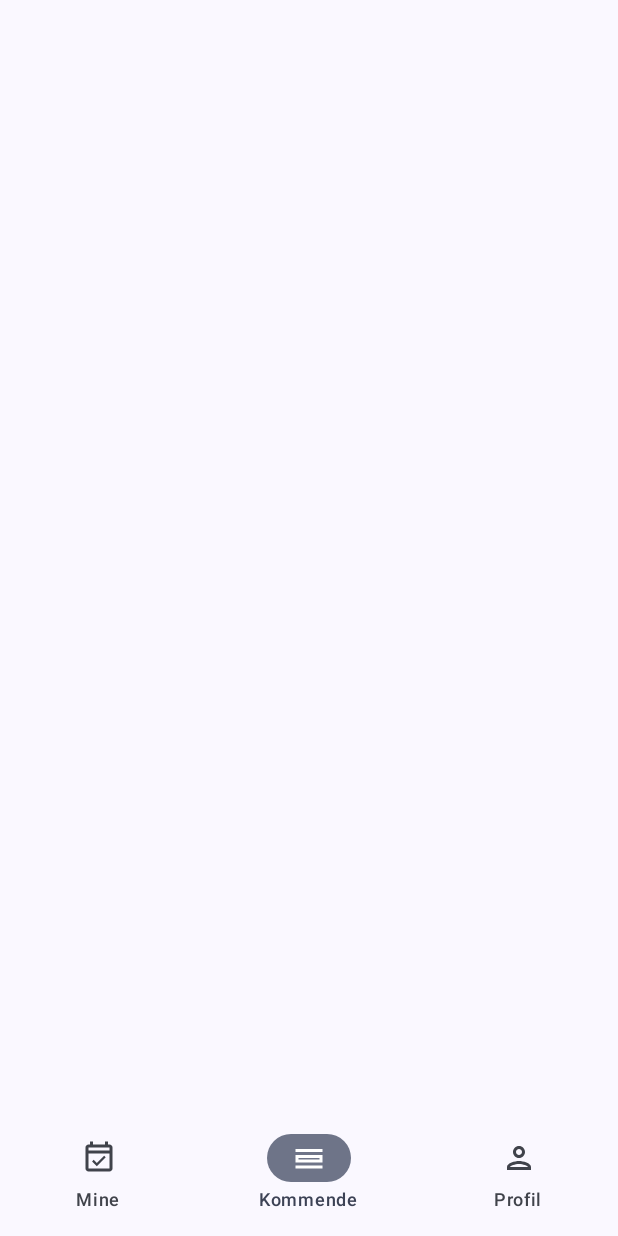
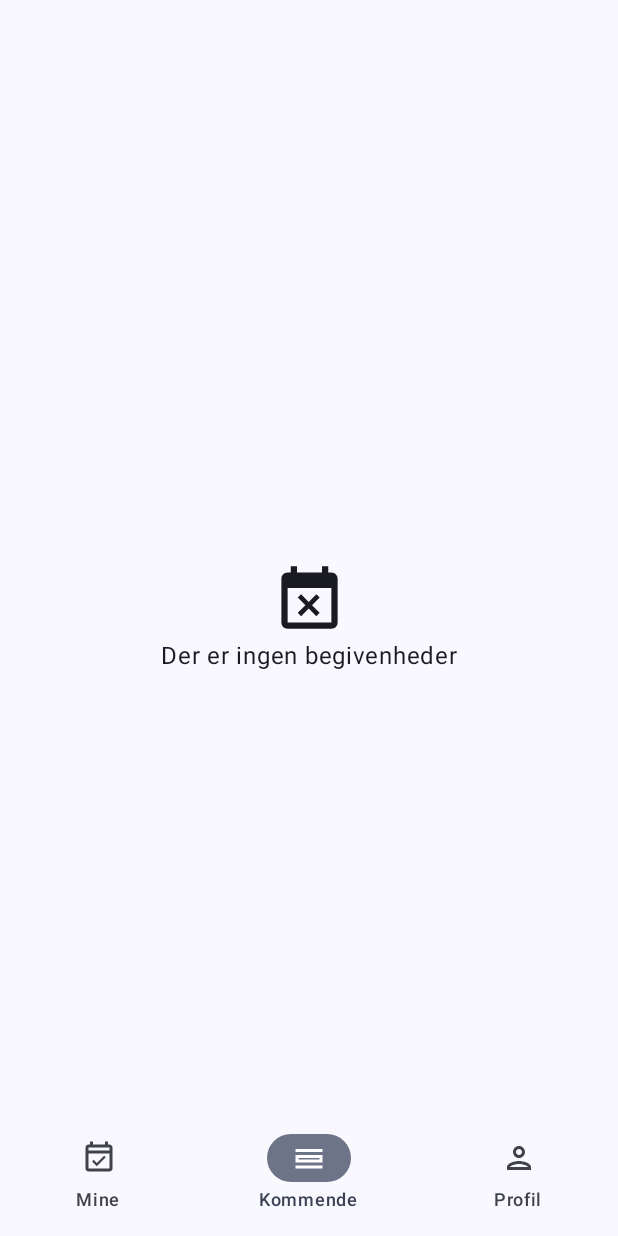
Before and after one commit to MikaelFangel/SLGIApp, an Android app built with Jetpack Compose: the MyEventsScreen screen opened through its navigation route, item 2 of the bottom bar chosen, on a phone screen of 412 x 824 dp. Run offline under Robolectric (Android 15) with nearby library versions, the phone set to English and light mode, and no system bars; our stand-ins replace Firebase (no records; nobody signed in at launch, a user with empty details on screens opened directly).

Commit message:
feat: indicate when flows are empty (#50)
* feat: indicate when flows are empty

```diff
--- a/app/src/main/java/com/slgi/slgiapp/ui/MyEventsScreen.kt
+++ b/app/src/main/java/com/slgi/slgiapp/ui/MyEventsScreen.kt
@@ -1,14 +1,24 @@
 package com.slgi.slgiapp.ui
 
 import android.icu.text.SimpleDateFormat
+import androidx.compose.foundation.layout.Box
+import androidx.compose.foundation.layout.Column
+import androidx.compose.foundation.layout.fillMaxSize
 import androidx.compose.foundation.layout.padding
+import androidx.compose.foundation.layout.size
 import androidx.compose.foundation.lazy.LazyColumn
 import androidx.compose.foundation.lazy.items
+import androidx.compose.material.icons.Icons
+import androidx.compose.material.icons.filled.EventBusy
+import androidx.compose.material3.Icon
 import androidx.compose.material3.Scaffold
+import androidx.compose.material3.Text
 import androidx.compose.runtime.Composable
 import androidx.compose.runtime.collectAsState
+import androidx.compose.ui.Alignment
 import androidx.compose.ui.Modifier
 import androidx.compose.ui.res.stringResource
+import androidx.compose.ui.unit.dp
 import androidx.lifecycle.compose.collectAsStateWithLifecycle
 import com.slgi.slgiapp.R
 import com.slgi.slgiapp.ui.shared.CreateEventModal
@@ -29,13 +39,14 @@ fun MyEventsScreen(
     Scaffold(
         bottomBar = bottomBar
     ) { innerPadding ->
+        if (events.value.isNotEmpty()) {
             LazyColumn(Modifier.padding(innerPadding)) {
                 items(items = events.value, key = { it.id }) {
                     val userParticipation =
                         viewModel.getParticipantFlow(it.id)?.collectAsState(initial = emptyList())
                     val participants =
                         viewModel.getParticipants(it.id).collectAsState(initial = emptyList())
-                if(!(userParticipation != null && userParticipation.value.isEmpty())) {
+                    if (!(userParticipation != null && userParticipation.value.isEmpty())) {
                         EventCard(
                             eventImageURL = it.imageUrl,
                             eventName = it.name,
@@ -62,6 +73,23 @@ fun MyEventsScreen(
                     }
                 }
             }
+        } else {
+            Box(
+                modifier = Modifier.fillMaxSize(),
+                contentAlignment = Alignment.Center
+            ) {
+                Column(
+                    horizontalAlignment = Alignment.CenterHorizontally
+                ) {
+                    Icon(
+                        Icons.Filled.EventBusy,
+                        contentDescription = null,
+                        modifier = Modifier.size(50.dp)
+                    )
+                    Text(text = stringResource(id = R.string.noNewEvents))
+                }
+            }
+        }
 
         if (uiState.value.displayCreateDialog) {
             CreateEventModal(viewModel = viewModel)
--- a/app/src/main/java/com/slgi/slgiapp/ui/UpcomingEventsScreen.kt
+++ b/app/src/main/java/com/slgi/slgiapp/ui/UpcomingEventsScreen.kt
@@ -1,20 +1,28 @@
 package com.slgi.slgiapp.ui
 
 import android.icu.text.SimpleDateFormat
+import androidx.compose.foundation.layout.Box
+import androidx.compose.foundation.layout.Column
+import androidx.compose.foundation.layout.fillMaxSize
 import androidx.compose.foundation.layout.padding
+import androidx.compose.foundation.layout.size
 import androidx.compose.foundation.lazy.LazyColumn
 import androidx.compose.foundation.lazy.items
 import androidx.compose.foundation.shape.CircleShape
 import androidx.compose.material.icons.Icons
 import androidx.compose.material.icons.filled.Add
+import androidx.compose.material.icons.filled.EventBusy
 import androidx.compose.material3.FloatingActionButton
 import androidx.compose.material3.Icon
 import androidx.compose.material3.MaterialTheme
 import androidx.compose.material3.Scaffold
+import androidx.compose.material3.Text
 import androidx.compose.runtime.Composable
 import androidx.compose.runtime.collectAsState
+import androidx.compose.ui.Alignment
 import androidx.compose.ui.Modifier
 import androidx.compose.ui.res.stringResource
+import androidx.compose.ui.unit.dp
 import androidx.lifecycle.compose.collectAsStateWithLifecycle
 import com.slgi.slgiapp.R
 import com.slgi.slgiapp.ui.shared.CreateEventModal
@@ -48,6 +56,7 @@ fun UpcomingEventsScreen(
             }
         }
     ) { innerPadding ->
+        if (events.value.isNotEmpty()) {
             LazyColumn(Modifier.padding(innerPadding)) {
                 items(items = events.value, key = { it.id }) {
                     val userParticipation =
@@ -80,6 +89,23 @@ fun UpcomingEventsScreen(
                     }
                 }
             }
+        } else {
+            Box(
+                modifier = Modifier.fillMaxSize(),
+                contentAlignment = Alignment.Center
+            ) {
+                Column(
+                    horizontalAlignment = Alignment.CenterHorizontally
+                ) {
+                    Icon(
+                        Icons.Filled.EventBusy,
+                        contentDescription = null,
+                        modifier = Modifier.size(50.dp)
+                    )
+                    Text(text = stringResource(id = R.string.noNewEvents))
+                }
+            }
+        }
 
         if (uiState.value.displayCreateDialog) {
             CreateEventModal(viewModel = viewModel)
--- a/app/src/main/res/values/strings.xml
+++ b/app/src/main/res/values/strings.xml
@@ -30,6 +30,7 @@
     <string name="create">Opret</string>
     <string name="cancel">Afbryd</string>
     <string name="noNewRequests">Der er ingen ventende andmodninger</string>
+    <string name="noNewEvents">Der er ingen begivenheder</string>
     <string name="failedRequest">Din anmodning fejlede. Prøv igen!</string>
     <string name="reset">Nulstil</string>
     <string name="resetPassword">Nulstil mit kodeord</string>
```
Lines whose indentation alone changed are shown as unchanged.
